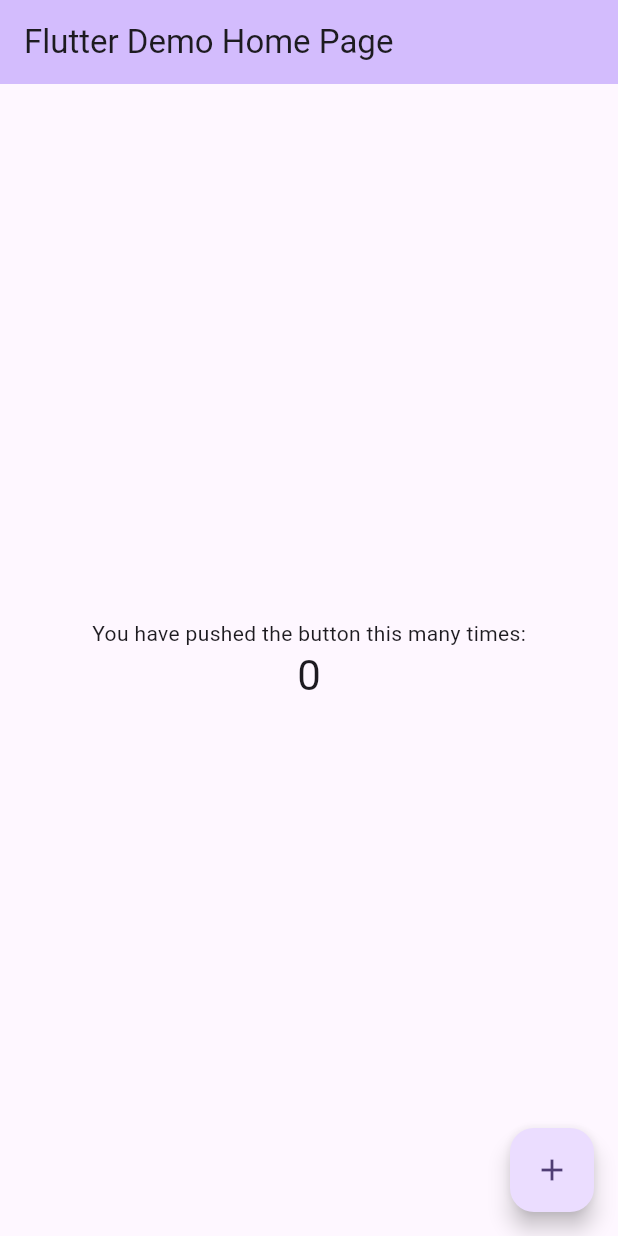
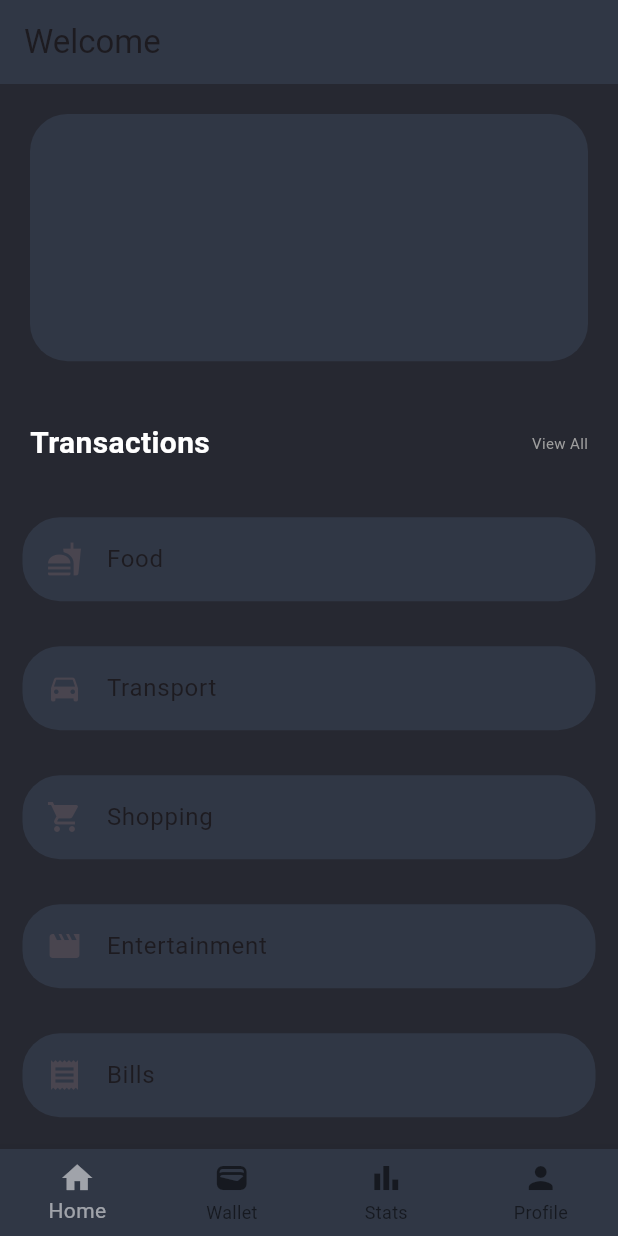
Before and after one commit to Ezzy77/cash-wise, a Flutter app: the screen it shows after launch, on a phone screen of 412 x 824 dp. Run offline on Flutter 3.47's test engine with Material 3 defaults, Android fonts, the phone set to English and light mode, and no system bars.

Commit message:
added home, profile, wallet and stats pages. bottom navigation added as well

```diff
--- a/lib/main.dart
+++ b/lib/main.dart
@@ -1,125 +1,8 @@
+import 'package:cash_wise2/pages/mainPage.dart';
 import 'package:flutter/material.dart';
 
 void main() {
-  runApp(const MyApp());
+  runApp( const MaterialApp(
+    home: MainPage(),
+  ));
 }
-
-class MyApp extends StatelessWidget {
-  const MyApp({super.key});
-
-  // This widget is the root of your application.
-  @override
-  Widget build(BuildContext context) {
-    return MaterialApp(
-      title: 'Flutter Demo',
-      theme: ThemeData(
-        // This is the theme of your application.
-        //
-        // TRY THIS: Try running your application with "flutter run". You'll see
-        // the application has a purple toolbar. Then, without quitting the app,
-        // try changing the seedColor in the colorScheme below to Colors.green
-        // and then invoke "hot reload" (save your changes or press the "hot
-        // reload" button in a Flutter-supported IDE, or press "r" if you used
-        // the command line to start the app).
-        //
-        // Notice that the counter didn't reset back to zero; the application
-        // state is not lost during the reload. To reset the state, use hot
-        // restart instead.
-        //
-        // This works for code too, not just values: Most code changes can be
-        // tested with just a hot reload.
-        colorScheme: ColorScheme.fromSeed(seedColor: Colors.deepPurple),
-        useMaterial3: true,
-      ),
-      home: const MyHomePage(title: 'Flutter Demo Home Page'),
-    );
-  }
-}
-
-class MyHomePage extends StatefulWidget {
-  const MyHomePage({super.key, required this.title});
-
-  // This widget is the home page of your application. It is stateful, meaning
-  // that it has a State object (defined below) that contains fields that affect
-  // how it looks.
-
-  // This class is the configuration for the state. It holds the values (in this
-  // case the title) provided by the parent (in this case the App widget) and
-  // used by the build method of the State. Fields in a Widget subclass are
-  // always marked "final".
-
-  final String title;
-
-  @override
-  State<MyHomePage> createState() => _MyHomePageState();
-}
-
-class _MyHomePageState extends State<MyHomePage> {
-  int _counter = 0;
-
-  void _incrementCounter() {
-    setState(() {
-      // This call to setState tells the Flutter framework that something has
-      // changed in this State, which causes it to rerun the build method below
-      // so that the display can reflect the updated values. If we changed
-      // _counter without calling setState(), then the build method would not be
-      // called again, and so nothing would appear to happen.
-      _counter++;
-    });
-  }
-
-  @override
-  Widget build(BuildContext context) {
-    // This method is rerun every time setState is called, for instance as done
-    // by the _incrementCounter method above.
-    //
-    // The Flutter framework has been optimized to make rerunning build methods
-    // fast, so that you can just rebuild anything that needs updating rather
-    // than having to individually change instances of widgets.
-    return Scaffold(
-      appBar: AppBar(
-        // TRY THIS: Try changing the color here to a specific color (to
-        // Colors.amber, perhaps?) and trigger a hot reload to see the AppBar
-        // change color while the other colors stay the same.
-        backgroundColor: Theme.of(context).colorScheme.inversePrimary,
-        // Here we take the value from the MyHomePage object that was created by
-        // the App.build method, and use it to set our appbar title.
-        title: Text(widget.title),
-      ),
-      body: Center(
-        // Center is a layout widget. It takes a single child and positions it
-        // in the middle of the parent.
-        child: Column(
-          // Column is also a layout widget. It takes a list of children and
-          // arranges them vertically. By default, it sizes itself to fit its
-          // children horizontally, and tries to be as tall as its parent.
-          //
-          // Column has various properties to control how it sizes itself and
-          // how it positions its children. Here we use mainAxisAlignment to
-          // center the children vertically; the main axis here is the vertical
-          // axis because Columns are vertical (the cross axis would be
-          // horizontal).
-          //
-          // TRY THIS: Invoke "debug painting" (choose the "Toggle Debug Paint"
-          // action in the IDE, or press "p" in the console), to see the
-          // wireframe for each widget.
-          mainAxisAlignment: MainAxisAlignment.center,
-          children: <Widget>[
-            const Text(
-              'You have pushed the button this many times:',
-            ),
-            Text(
-              '$_counter',
-              style: Theme.of(context).textTheme.headlineMedium,
-            ),
-          ],
-        ),
-      ),
-      floatingActionButton: FloatingActionButton(
-        onPressed: _incrementCounter,
-        tooltip: 'Increment',
-        child: const Icon(Icons.add),
-      ), // This trailing comma makes auto-formatting nicer for build methods.
-    );
-  }
-}
--- /dev/null
+++ b/lib/pages/homePage.dart
@@ -0,0 +1,87 @@
+import 'package:flutter/material.dart';
+
+class HomePage extends StatefulWidget {
+  const HomePage({Key? key}) : super(key: key);
+
+  @override
+  State<HomePage> createState() => _HomePageState();
+}
+
+class _HomePageState extends State<HomePage> {
+  // Define your list of items
+  final List<Map<String, dynamic>> items = [
+    {'title': 'Food', 'icon': Icons.fastfood},
+    {'title': 'Transport', 'icon': Icons.directions_car},
+    {'title': 'Shopping', 'icon': Icons.shopping_cart},
+    {'title': 'Entertainment', 'icon': Icons.movie},
+    {'title': 'Bills', 'icon': Icons.receipt},
+    {'title': 'Others', 'icon': Icons.more_horiz},
+    // Add more items as needed
+  ];
+
+  @override
+  Widget build(BuildContext context) {
+    return Scaffold(
+      backgroundColor: const Color.fromARGB(255, 38, 40, 49),
+      appBar: AppBar(
+        backgroundColor: const Color.fromARGB(255,48, 55, 69),
+        title: const Text('Welcome'),
+      ),
+      body: Column(
+        children: [
+          Container(
+            margin: const EdgeInsets.all(20),
+            width: double.infinity,
+            height: MediaQuery.of(context).size.height / 5,
+            decoration:  BoxDecoration(
+              color:  const Color.fromARGB(255,48, 55, 69),
+              borderRadius: BorderRadius.circular(25),
+            ),
+          ),
+          Container(
+            margin: const EdgeInsets.all(20), // Set the margin as per your requirement
+            child: Row(
+              mainAxisAlignment: MainAxisAlignment.spaceBetween,
+              children: const [
+                Text("Transactions",
+                    style: TextStyle(color: Colors.white,
+                        fontSize: 20,
+                        fontWeight: FontWeight.bold
+                    )
+                ),
+                Text("View All", style:
+                TextStyle(color: Colors.grey,
+                  fontSize: 10,
+                )),
+              ],
+            ),
+          ),
+          Expanded(
+            child: ListView.builder(
+              itemCount: items.length, // Set the item count to the length of your list
+              itemBuilder: (context, index) {
+                // Access the item data using the index
+                final item = items[index];
+
+                return Container(
+                  margin: const EdgeInsets.all(15),
+                  decoration: BoxDecoration(
+                    color: const Color.fromARGB(255,48, 55, 69),
+                    borderRadius: BorderRadius.circular(25),
+                  ),
+                  child: ListTile(
+                    title: Text(item['title']), // Use the item data to build the list item
+                    leading: Icon(item['icon']),
+                    onTap: () {
+                      // Handle tap
+                    },
+                  ),
+                );
+              },
+            ),
+          ),
+        ],
+      ),
+    );
+  }
+}
--- /dev/null
+++ b/lib/pages/mainPage.dart
@@ -0,0 +1,59 @@
+
+import 'package:cash_wise2/pages/homePage.dart';
+import 'package:cash_wise2/pages/profilePage.dart';
+import 'package:cash_wise2/pages/statsPage.dart';
+import 'package:cash_wise2/pages/walletPage.dart';
+import 'package:flutter/material.dart';
+
+class MainPage extends StatefulWidget {
+  const MainPage({super.key});
+
+  @override
+  State<MainPage> createState() => _MainPageState();
+}
+
+class _MainPageState extends State<MainPage> {
+  int _selectedIndex = 0;
+  final _pageOptions = [
+    const HomePage(),
+    const WalletPage(),
+    const StatPage(),
+    const ProfilePage(),
+  ];
+
+  @override
+  Widget build(BuildContext context) {
+    return Scaffold(
+      body: _pageOptions[_selectedIndex],
+      bottomNavigationBar: BottomNavigationBar(
+        type: BottomNavigationBarType.fixed, // Add this line
+        backgroundColor: const Color.fromARGB(255,48, 55, 69),
+        items: const <BottomNavigationBarItem>[
+          BottomNavigationBarItem(
+            icon: Icon(Icons.home),
+            label: 'Home',
+          ),
+          BottomNavigationBarItem(
+            icon: Icon(Icons.wallet),
+            label: 'Wallet',
+          ),
+          BottomNavigationBarItem(
+            icon: Icon(Icons.bar_chart), // Choose an appropriate icon for your StatPage
+            label: 'Stats', // Label it appropriately
+          ),
+          BottomNavigationBarItem(
+            icon: Icon(Icons.person),
+            label: 'Profile',
+          ),
+        ],
+        currentIndex: _selectedIndex,
+        selectedItemColor: Colors.white54,
+        onTap: (index) {
+          setState(() {
+            _selectedIndex = index;
+          });
+        },
+      ),
+    );
+  }
+}
--- /dev/null
+++ b/lib/pages/profilePage.dart
@@ -0,0 +1,17 @@
+import 'package:flutter/material.dart';
+
+class ProfilePage extends StatelessWidget {
+  const ProfilePage({super.key});
+
+  @override
+  Widget build(BuildContext context) {
+    return Scaffold(
+      appBar: AppBar(
+        title: const Text('Profile'),
+      ),
+      body: const Center(
+        child: Text('Profile Screen'),
+      ),
+    );
+  }
+}
--- /dev/null
+++ b/lib/pages/statsPage.dart
@@ -0,0 +1,22 @@
+import 'package:flutter/material.dart';
+
+class StatPage extends StatefulWidget {
+  const StatPage({super.key});
+
+  @override
+  State<StatPage> createState() => _StatPageState();
+}
+
+class _StatPageState extends State<StatPage> {
+  @override
+  Widget build(BuildContext context) {
+    return Scaffold(
+      appBar: AppBar(
+        title: const Text('Statistics'),
+      ),
+      body: const Center(
+        child: Text('Statistics Screen'),
+      ),
+    );
+  }
+}
--- /dev/null
+++ b/lib/pages/walletPage.dart
@@ -0,0 +1,22 @@
+import 'package:flutter/material.dart';
+
+class WalletPage extends StatefulWidget {
+  const WalletPage({super.key});
+
+  @override
+  State<WalletPage> createState() => _WalletPageState();
+}
+
+class _WalletPageState extends State<WalletPage> {
+  @override
+  Widget build(BuildContext context) {
+    return  Scaffold(
+      appBar: AppBar(
+        title: const Text('Wallet'),
+      ),
+      body: const Center(
+        child: Text('Wallet Screen'),
+      ),
+    );
+  }
+}
```
Also changed, not shown: 1 other file.
